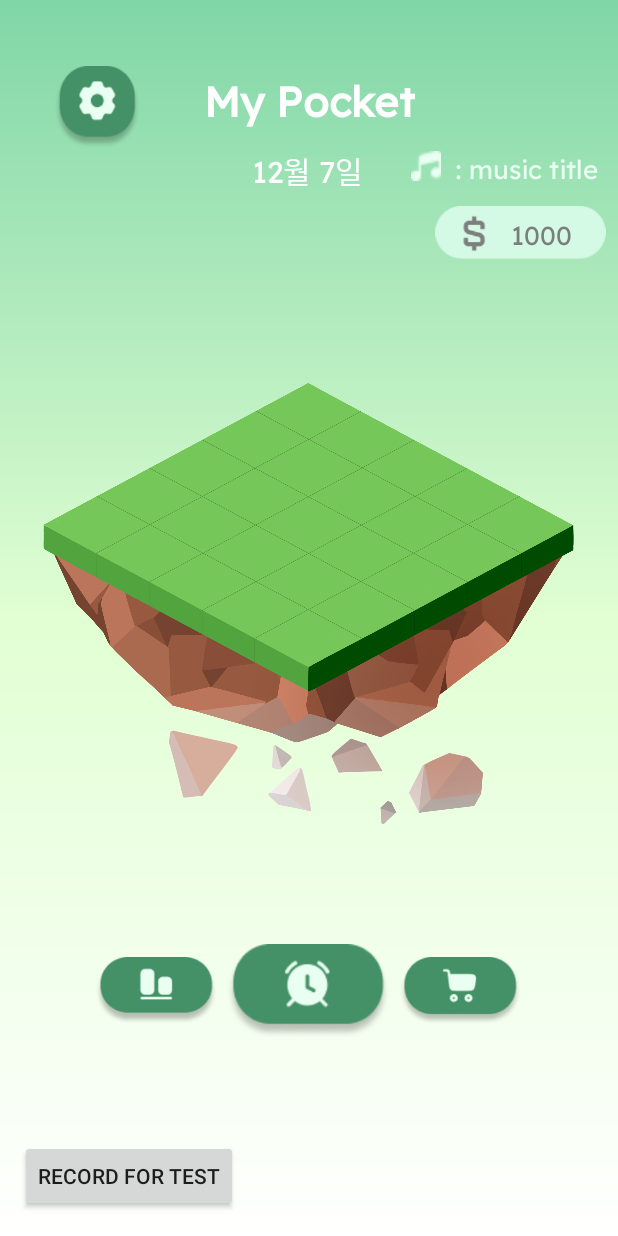
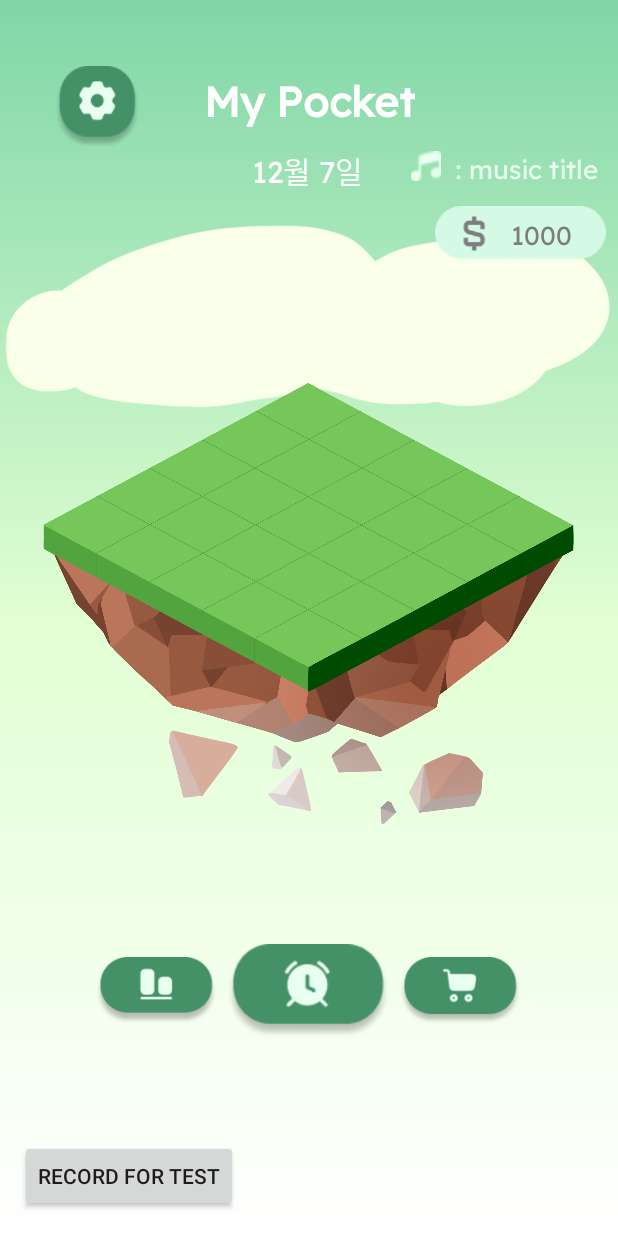
Before and after one commit to suh0/Tree, an Android app: the screen it shows after launch (MainActivity), on a phone screen of 412 x 824 dp. Run offline under Robolectric (Android 15) with nearby library versions, the phone set to English and light mode, and no system bars.

Commit message:
구름 리소스 테스트

```diff
--- a/app/src/main/res/layout/activity_main.xml
+++ b/app/src/main/res/layout/activity_main.xml
@@ -36,6 +36,11 @@
         app:layout_constraintHorizontal_bias="0.101"
         app:layout_constraintStart_toStartOf="parent"
         app:layout_constraintTop_toTopOf="parent" />
+
+    <ImageView
+        android:layout_width="wrap_content"
+        android:layout_height="wrap_content"
+        android:src="@drawable/img_cloud1"/>
 
     <LinearLayout
         android:id="@+id/linearLayout2"
```
Also changed, not shown: app/src/main/res/drawable/img_cloud1.png, app/src/main/res/drawable/img_cloud2.png, app/src/main/res/drawable/img_cloud3.png.
